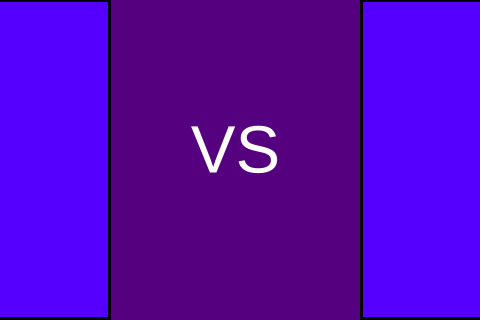
Above: janela.ui from diegwl/jokenpo before the change; both pictures show x 340 to 820 and y 241 to 561 of the 1100 by 900 pixel window. Below: the same form after it.
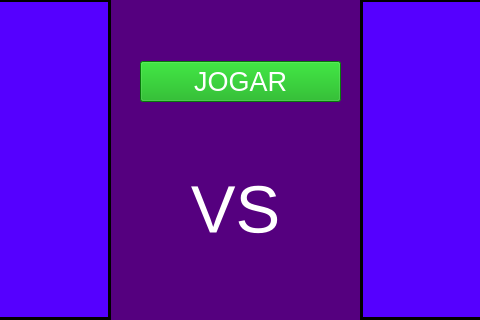
That is the form after the change. Icons and pictures are not drawn.

```diff
--- a/janela.ui
+++ b/janela.ui
@@ -556,7 +556,7 @@
     <property name="geometry">
      <rect>
       <x>520</x>
-      <y>340</y>
+      <y>400</y>
       <width>111</width>
       <height>101</height>
      </rect>
@@ -748,6 +748,28 @@
      <set>Qt::AlignCenter</set>
     </property>
    </widget>
+   <widget class="QPushButton" name="btn_iniciar">
+    <property name="geometry">
+     <rect>
+      <x>480</x>
+      <y>302</y>
+      <width>201</width>
+      <height>41</height>
+     </rect>
+    </property>
+    <property name="font">
+     <font>
+      <pointsize>20</pointsize>
+     </font>
+    </property>
+    <property name="styleSheet">
+     <string notr="true">background-color: rgb(8, 170, 13);
+color: rgb(255, 255, 255);</string>
+    </property>
+    <property name="text">
+     <string>JOGAR</string>
+    </property>
+   </widget>
   </widget>
   <widget class="QStatusBar" name="statusbar"/>
  </widget>
```
